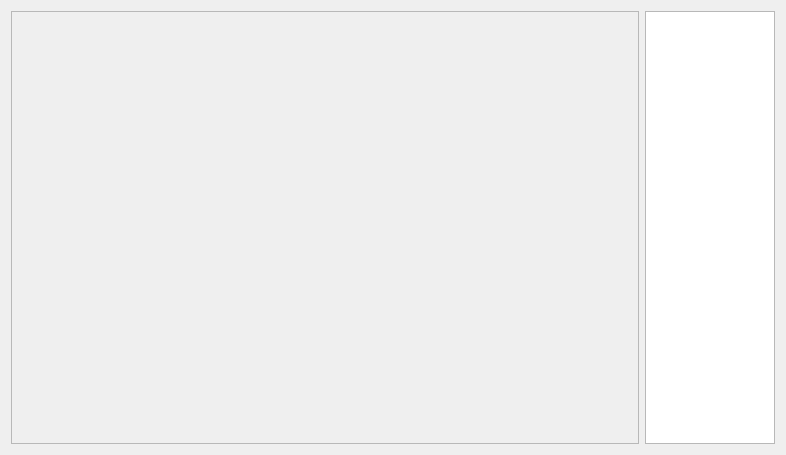
Above: iterui/ui/WidgetTransGraph.ui from theysp/FDSNMH_GUI before the change. Below: the same form after it.
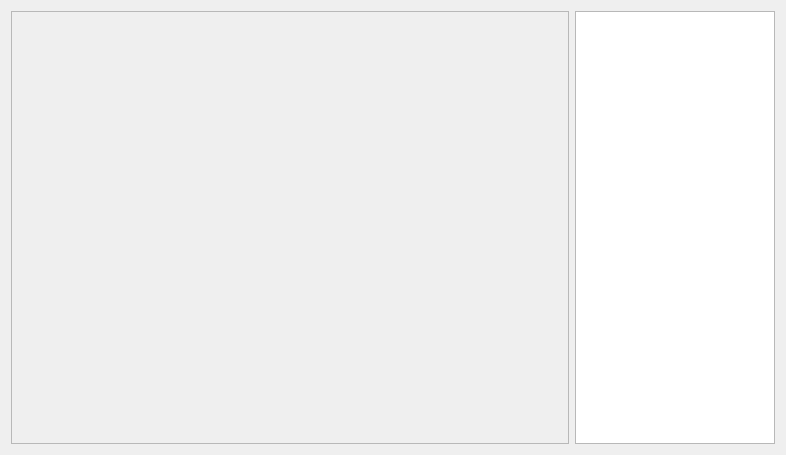
That is the form after the change.

What changed in the file:
```diff
--- a/iterui/ui/WidgetTransGraph.ui
+++ b/iterui/ui/WidgetTransGraph.ui
@@ -56,8 +56,8 @@
        </property>
        <property name="maximumSize">
         <size>
-         <width>130</width>
-         <height>16777215</height>
+         <width>200</width>
+         <height>100000</height>
         </size>
        </property>
        <property name="cursor" stdset="0">
```
